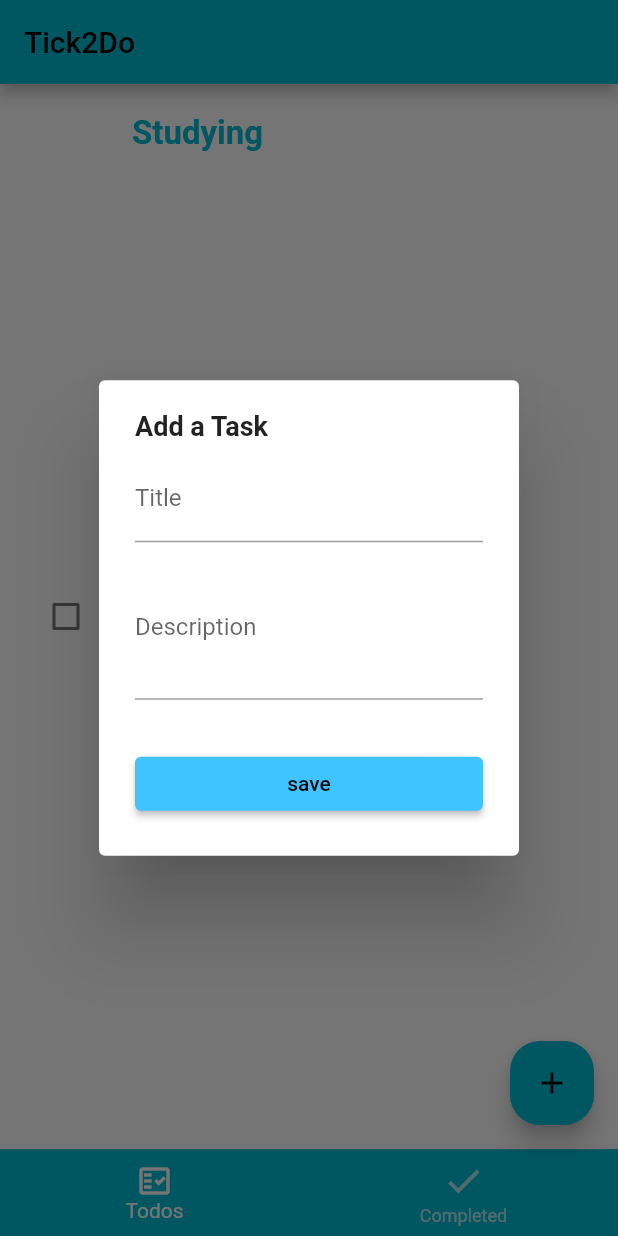
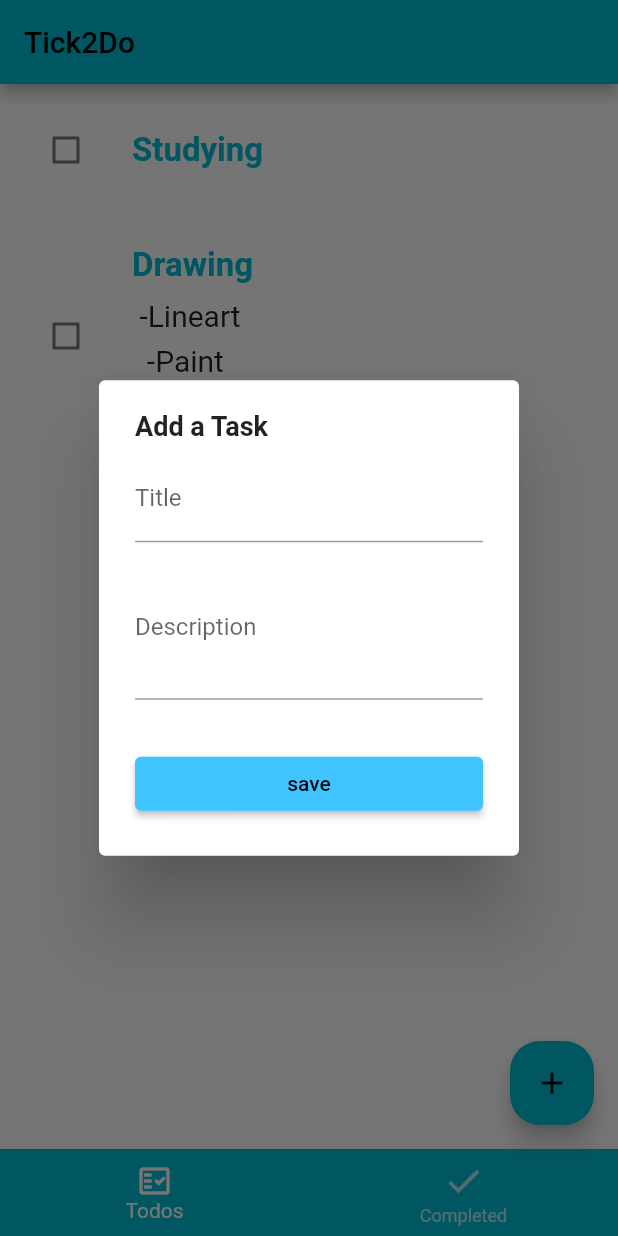
Before and after one commit to WalaaAlshaikh/Tick2DoFlutter, a Flutter app: the screen it shows after launch, after a tap on the "add" icon, on a phone screen of 412 x 824 dp. Run offline on Flutter 3.47's test engine with Material 2 defaults, Android fonts, the phone set to English and light mode, and no system bars; drawn by our look-alikes of flutter_slidable; our stand-ins replace firebase_core; accounts and stored records are empty.

Commit message:
Coding the listView and Linking it to TaskWidget.dart

```diff
--- a/lib/provider/tasks.dart
+++ b/lib/provider/tasks.dart
@@ -1,5 +1,16 @@
 import 'package:flutter/cupertino.dart';
+import 'package:tick2do/model/task.dart';
 
 class TaskProvider extends ChangeNotifier{
 
+  List<Task> _tasks=[
+    Task(cratedTime: DateTime.now(), title: 'Studying'),
+    Task(cratedTime: DateTime.now(), title: "Drawing",
+  description: ''' -Lineart
+  -Paint
+  -Staff''')
+  ];
+
+  List<Task> get tasks =>_tasks.where((task) =>task.isDone==false).toList();
+
 }
--- a/lib/widgets/TaskWidget.dart
+++ b/lib/widgets/TaskWidget.dart
@@ -19,6 +19,15 @@ class TaskWidget extends StatelessWidget {
           icon: Icons.edit,
         )
       ],
+    secondaryActions: [
+      IconSlideAction(
+        color: Colors.deepOrange,
+        caption: 'Delete',
+        onTap: (){},
+        icon: Icons.delete,
+
+      )
+    ],
     child: buildTask(context),
   );
 
--- a/lib/widgets/tasks_list_widget.dart
+++ b/lib/widgets/tasks_list_widget.dart
@@ -8,9 +8,15 @@ import 'TaskWidget.dart';
 class TasksListWidget extends StatelessWidget {
   @override
   Widget build(BuildContext context) {
-    return TaskWidget(
-      task:Task(cratedTime: DateTime.now(),
-          title: 'Studying')
+    final provider= Provider.of<TaskProvider>(context);
+    final tasks= provider.tasks;
+    return ListView.builder(
+        itemBuilder: (context,index){
+          final task =tasks[index];
+          return TaskWidget(task: task);
+        },
+        itemCount: tasks.length
     );
+
   }
 }
```
Also changed, not shown: 4 other files.
